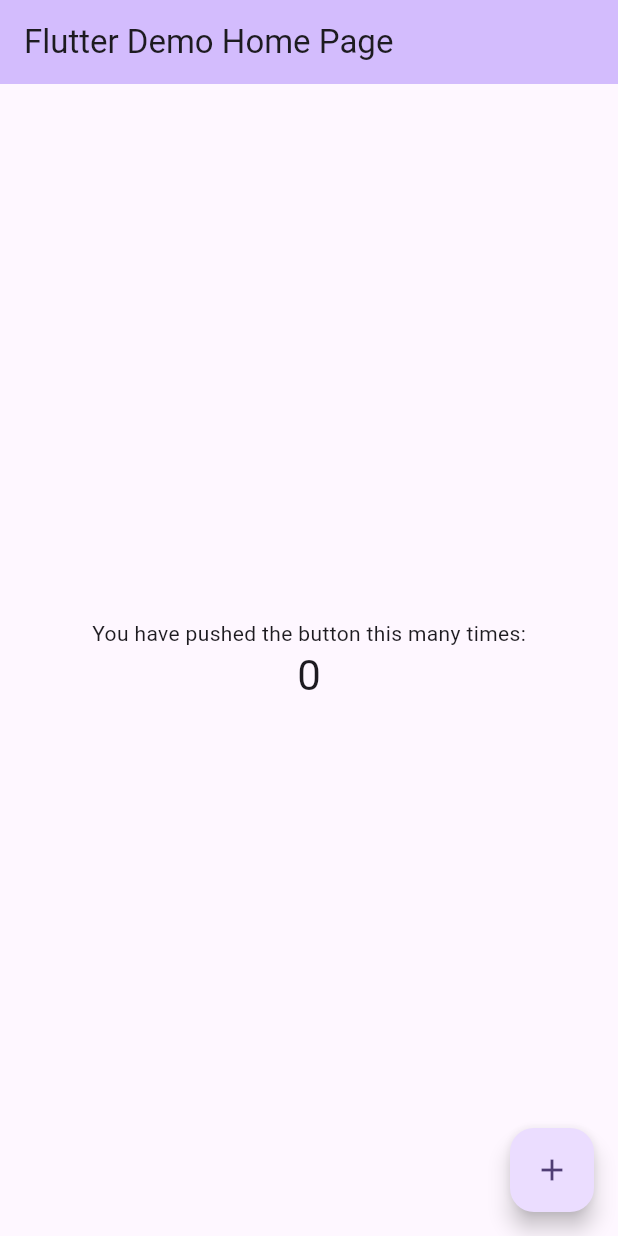
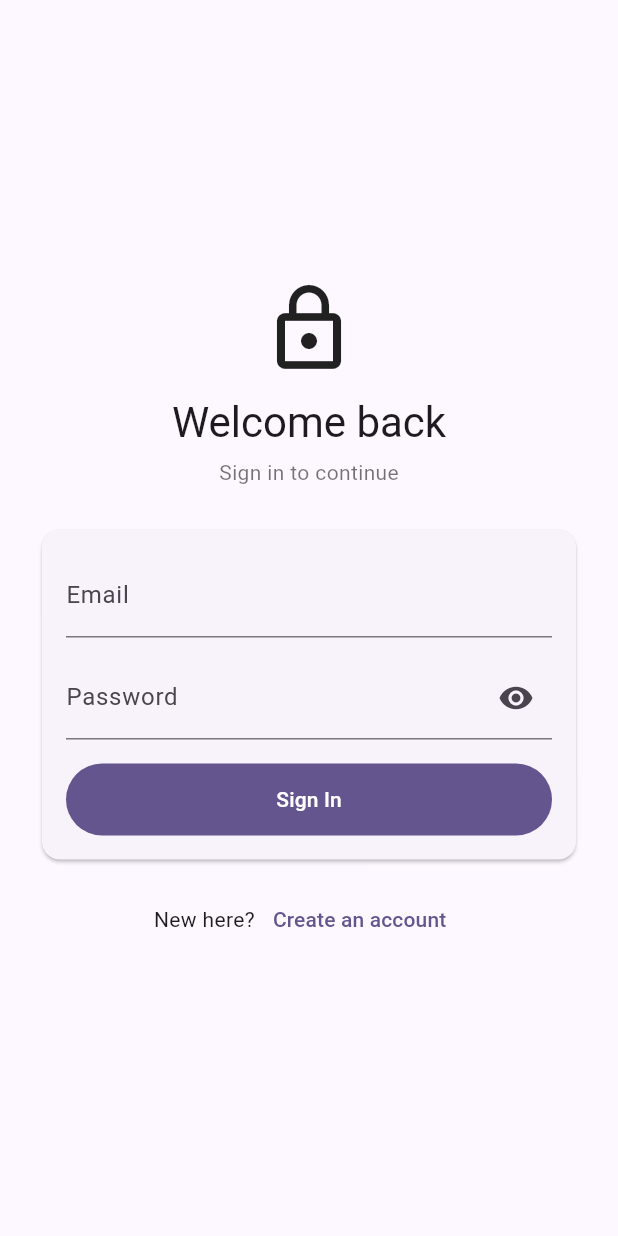
Before and after one commit to SibyllineSourceCode/projectHermes_frontEnd, a Flutter app: the screen it shows after launch, on a phone screen of 412 x 824 dp. Run offline on Flutter 3.47's test engine with Material 3 defaults, Android fonts, the light colour scheme and no system bars; our stand-ins replace firebase_auth, firebase_core; accounts and stored records are empty.

Commit message:
added auth and login machinery

```diff
--- a/lib/main.dart
+++ b/lib/main.dart
@@ -1,122 +1,46 @@
+// lib/main.dart
 import 'package:flutter/material.dart';
+import 'package:firebase_core/firebase_core.dart';
+import 'firebase_options.dart';
 
-void main() {
+import 'src/services/auth_service.dart';
+import 'src/screens/login_screen.dart';
+import 'src/screens/home_screen.dart';
+
+void main() async {
+  WidgetsFlutterBinding.ensureInitialized();
+  await Firebase.initializeApp(
+    options: DefaultFirebaseOptions.currentPlatform,
+  );
+
+  // Your Cloud Functions base URL
+  AuthService.init('https://us-central1-project-hermes-d667b.cloudfunctions.net/api');
+
   runApp(const MyApp());
 }
 
 class MyApp extends StatelessWidget {
   const MyApp({super.key});
 
-  // This widget is the root of your application.
   @override
   Widget build(BuildContext context) {
+    final scheme = ColorScheme.fromSeed(seedColor: const Color(0xFF6750A4));
     return MaterialApp(
-      title: 'Flutter Demo',
-      theme: ThemeData(
-        // This is the theme of your application.
-        //
-        // TRY THIS: Try running your application with "flutter run". You'll see
-        // the application has a purple toolbar. Then, without quitting the app,
-        // try changing the seedColor in the colorScheme below to Colors.green
-        // and then invoke "hot reload" (save your changes or press the "hot
-        // reload" button in a Flutter-supported IDE, or press "r" if you used
-        // the command line to start the app).
-        //
-        // Notice that the counter didn't reset back to zero; the application
-        // state is not lost during the reload. To reset the state, use hot
-        // restart instead.
-        //
-        // This works for code too, not just values: Most code changes can be
-        // tested with just a hot reload.
-        colorScheme: ColorScheme.fromSeed(seedColor: Colors.deepPurple),
+      debugShowCheckedModeBanner: false,
+      title: 'Project Hermes',
+      theme: ThemeData(useMaterial3: true, colorScheme: scheme),
+      home: StreamBuilder(
+        stream: AuthService.instance.authStateChanges,
+        builder: (context, snapshot) {
+          if (snapshot.connectionState == ConnectionState.waiting) {
+            return const Scaffold(
+              body: Center(child: CircularProgressIndicator()),
+            );
+          }
+          // If signed in -> Home; else -> Login
+          return snapshot.hasData ? const HomeScreen() : const LoginScreen();
+        },
       ),
-      home: const MyHomePage(title: 'Flutter Demo Home Page'),
     );
   }
 }
-
-class MyHomePage extends StatefulWidget {
-  const MyHomePage({super.key, required this.title});
-
-  // This widget is the home page of your application. It is stateful, meaning
-  // that it has a State object (defined below) that contains fields that affect
-  // how it looks.
-
-  // This class is the configuration for the state. It holds the values (in this
-  // case the title) provided by the parent (in this case the App widget) and
-  // used by the build method of the State. Fields in a Widget subclass are
-  // always marked "final".
-
-  final String title;
-
-  @override
-  State<MyHomePage> createState() => _MyHomePageState();
-}
-
-class _MyHomePageState extends State<MyHomePage> {
-  int _counter = 0;
-
-  void _incrementCounter() {
-    setState(() {
-      // This call to setState tells the Flutter framework that something has
-      // changed in this State, which causes it to rerun the build method below
-      // so that the display can reflect the updated values. If we changed
-      // _counter without calling setState(), then the build method would not be
-      // called again, and so nothing would appear to happen.
-      _counter++;
-    });
-  }
-
-  @override
-  Widget build(BuildContext context) {
-    // This method is rerun every time setState is called, for instance as done
-    // by the _incrementCounter method above.
-    //
-    // The Flutter framework has been optimized to make rerunning build methods
-    // fast, so that you can just rebuild anything that needs updating rather
-    // than having to individually change instances of widgets.
-    return Scaffold(
-      appBar: AppBar(
-        // TRY THIS: Try changing the color here to a specific color (to
-        // Colors.amber, perhaps?) and trigger a hot reload to see the AppBar
-        // change color while the other colors stay the same.
-        backgroundColor: Theme.of(context).colorScheme.inversePrimary,
-        // Here we take the value from the MyHomePage object that was created by
-        // the App.build method, and use it to set our appbar title.
-        title: Text(widget.title),
-      ),
-      body: Center(
-        // Center is a layout widget. It takes a single child and positions it
-        // in the middle of the parent.
-        child: Column(
-          // Column is also a layout widget. It takes a list of children and
-          // arranges them vertically. By default, it sizes itself to fit its
-          // children horizontally, and tries to be as tall as its parent.
-          //
-          // Column has various properties to control how it sizes itself and
-          // how it positions its children. Here we use mainAxisAlignment to
-          // center the children vertically; the main axis here is the vertical
-          // axis because Columns are vertical (the cross axis would be
-          // horizontal).
-          //
-          // TRY THIS: Invoke "debug painting" (choose the "Toggle Debug Paint"
-          // action in the IDE, or press "p" in the console), to see the
-          // wireframe for each widget.
-          mainAxisAlignment: MainAxisAlignment.center,
-          children: <Widget>[
-            const Text('You have pushed the button this many times:'),
-            Text(
-              '$_counter',
-              style: Theme.of(context).textTheme.headlineMedium,
-            ),
-          ],
-        ),
-      ),
-      floatingActionButton: FloatingActionButton(
-        onPressed: _incrementCounter,
-        tooltip: 'Increment',
-        child: const Icon(Icons.add),
-      ), // This trailing comma makes auto-formatting nicer for build methods.
-    );
-  }
-}
--- /dev/null
+++ b/lib/src/screens/login_screen.dart
@@ -0,0 +1,147 @@
+// lib/src/screens/login_screen.dart
+import 'package:flutter/material.dart';
+import '../services/auth_helpers.dart';
+import '../services/auth_service.dart';
+import 'register_screen.dart';
+
+class LoginScreen extends StatefulWidget {
+  const LoginScreen({super.key});
+
+  @override
+  State<LoginScreen> createState() => _LoginScreenState();
+}
+
+class _LoginScreenState extends State<LoginScreen> {
+  final _formKey = GlobalKey<FormState>();
+  final _email = TextEditingController();
+  final _password = TextEditingController();
+  bool _obscure = true;
+  bool _busy = false;
+
+  @override
+  void dispose() {
+    _email.dispose();
+    _password.dispose();
+    super.dispose();
+  }
+
+  Future<void> _handleLogin() async {
+    if (!_formKey.currentState!.validate()) return;
+    setState(() => _busy = true);
+    try {
+      await AuthService.instance.signIn(
+        email: _email.text.trim(),
+        password: _password.text,
+      );
+      // Success: StreamBuilder in main will route to HomeScreen
+    } catch (e) {
+      if (!mounted) return;
+      showErrorSnack(context, e);
+    } finally {
+      if (mounted) setState(() => _busy = false);
+    }
+  }
+
+  @override
+  Widget build(BuildContext context) {
+    return Scaffold(
+      body: Center(
+        child: ConstrainedBox(
+          constraints: const BoxConstraints(maxWidth: 420),
+          child: SingleChildScrollView(
+            padding: const EdgeInsets.all(24),
+            child: Column(
+              mainAxisSize: MainAxisSize.min,
+              children: [
+                const Icon(Icons.lock_outline, size: 64),
+                const SizedBox(height: 12),
+                Text(
+                  'Welcome back',
+                  style: Theme.of(context).textTheme.headlineMedium,
+                ),
+                const SizedBox(height: 6),
+                Text(
+                  'Sign in to continue',
+                  style: Theme.of(context)
+                      .textTheme
+                      .bodyMedium
+                      ?.copyWith(color: Colors.black54),
+                ),
+                const SizedBox(height: 24),
+                Card(
+                  elevation: 1,
+                  child: Padding(
+                    padding: const EdgeInsets.all(16),
+                    child: Form(
+                      key: _formKey,
+                      child: Column(
+                        children: [
+                          TextFormField(
+                            controller: _email,
+                            keyboardType: TextInputType.emailAddress,
+                            decoration:
+                                const InputDecoration(labelText: 'Email'),
+                            validator: (v) =>
+                                v != null && v.contains('@')
+                                    ? null
+                                    : 'Enter a valid email',
+                          ),
+                          const SizedBox(height: 12),
+                          TextFormField(
+                            controller: _password,
+                            obscureText: _obscure,
+                            decoration: InputDecoration(
+                              labelText: 'Password',
+                              suffixIcon: IconButton(
+                                onPressed: () =>
+                                    setState(() => _obscure = !_obscure),
+                                icon: Icon(_obscure
+                                    ? Icons.visibility
+                                    : Icons.visibility_off),
+                              ),
+                            ),
+                            validator: (v) => (v != null && v.length >= 6)
+                                ? null
+                                : 'Min 6 characters',
+                          ),
+                          const SizedBox(height: 16),
+                          SizedBox(
+                            width: double.infinity,
+                            height: 48,
+                            child: FilledButton(
+                              onPressed: _busy ? null : _handleLogin,
+                              child: _busy
+                                  ? const CircularProgressIndicator(
+                                      strokeWidth: 2,
+                                    )
+                                  : const Text('Sign In'),
+                            ),
+                          ),
+                        ],
+                      ),
+                    ),
+                  ),
+                ),
+                const SizedBox(height: 12),
+                Row(
+                  mainAxisAlignment: MainAxisAlignment.center,
+                  children: [
+                    const Text('New here?'),
+                    TextButton(
+                      onPressed: () => Navigator.of(context).push(
+                        MaterialPageRoute(
+                          builder: (_) => const RegisterScreen(),
+                        ),
+                      ),
+                      child: const Text('Create an account'),
+                    ),
+                  ],
+                ),
+              ],
+            ),
+          ),
+        ),
+      ),
+    );
+  }
+}
--- /dev/null
+++ b/lib/src/services/auth_helpers.dart
@@ -0,0 +1,57 @@
+import 'package:flutter/material.dart';
+import 'package:firebase_auth/firebase_auth.dart';
+
+/// Map common Firebase/Auth/backend errors to friendly text.
+String errorMessage(Object error) {
+  if (error is FirebaseAuthException) {
+    switch (error.code) {
+      case 'invalid-email':
+        return 'That email address looks wrong.';
+      case 'user-not-found':
+        return 'No account found for that email.';
+      case 'wrong-password':
+        return 'Incorrect password.';
+      case 'email-already-in-use':
+        return 'Email already in use.';
+      case 'weak-password':
+        return 'Pick a stronger password.';
+      case 'username-taken':
+        return 'That username is taken.';
+      case 'invalid-username':
+        return error.message ?? 'Invalid username.';
+      default:
+        return error.message ?? 'Auth error: ${error.code}';
+    }
+  }
+
+  // If ApiClient threw Exception('message-from-server')
+  final s = error.toString();
+  // Trim the generic 'Exception: ' prefix
+  final trimmed = s.startsWith('Exception: ') ? s.substring(11) : s;
+
+  // Optional: map a few backend strings to friendlier text
+  switch (trimmed) {
+    case 'username taken':
+      return 'That username is taken.';
+    case 'email already in use':
+      return 'Email already in use.';
+    case 'internal':
+      return 'Something went wrong on the server. Please try again.';
+    default:
+      return trimmed.isEmpty ? 'Something went wrong.' : trimmed;
+  }
+}
+
+void showErrorSnack(BuildContext context, Object error) {
+  final msg = errorMessage(error);
+  ScaffoldMessenger.of(context).showSnackBar(
+    SnackBar(content: Text(msg)),
+  );
+}
+
+/// Optional convenience helper for success messages.
+void showOkSnack(BuildContext context, String message) {
+  ScaffoldMessenger.of(context).showSnackBar(
+    SnackBar(content: Text(message)),
+  );
+}
--- /dev/null
+++ b/lib/src/services/auth_service.dart
@@ -0,0 +1,30 @@
+import 'package:firebase_auth/firebase_auth.dart';
+import 'api_client.dart';
+
+class AuthService {
+  AuthService._(this.api);
+  static late final AuthService instance;
+
+  final FirebaseAuth _auth = FirebaseAuth.instance;
+  final ApiClient api;
+
+  static void init(String baseUrl) {
+    instance = AuthService._(ApiClient(baseUrl));
+  }
+
+  Stream<User?> get authStateChanges => _auth.authStateChanges();
+  User? get currentUser => _auth.currentUser;
+
+  // Backend signup -> customToken -> sign in
+  Future<void> register({required String email, required String password, required String username}) async {
+    final customToken = await api.signup(email: email, password: password, username: username);
+    await _auth.signInWithCustomToken(customToken);
+  }
+
+  // Normal Firebase login
+  Future<void> signIn({required String email, required String password}) async {
+    await _auth.signInWithEmailAndPassword(email: email, password: password);
+  }
+
+  Future<void> signOut() => _auth.signOut();
+}
--- a/pubspec.yaml
+++ b/pubspec.yaml
@@ -30,7 +30,10 @@ environment:
 dependencies:
   flutter:
     sdk: flutter
-
+  firebase_core: ^4.2.0
+  firebase_auth: ^6.1.1
+  cloud_firestore: ^6.0.3
+  google_fonts: ^6.3.2
   # The following adds the Cupertino Icons font to your application.
   # Use with the CupertinoIcons class for iOS style icons.
   cupertino_icons: ^1.0.8
```
Also changed, not shown: lib/src/screens/home_screen.dart (added, +39 -0 lines), lib/src/screens/register_screen.dart (added, +177 -0 lines), lib/src/services/api_client.dart (added, +66 -0 lines), firebase.json (added), lib/firebase_options.dart (added), pubspec.lock, 6 other files.
